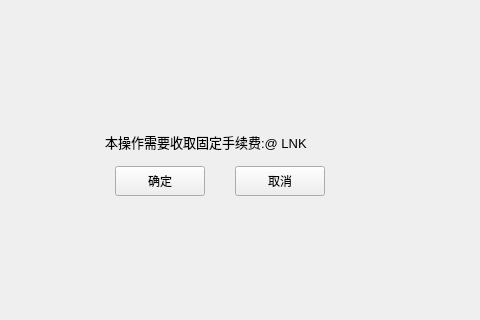
Before: the Qt Designer form depositpage/FeeChargeWidget.ui in HcashOrg/hx-indicator, drawn with Qt 5; both pictures show x 275 to 755 and y 260 to 580 of the 960 by 580 pixel window.
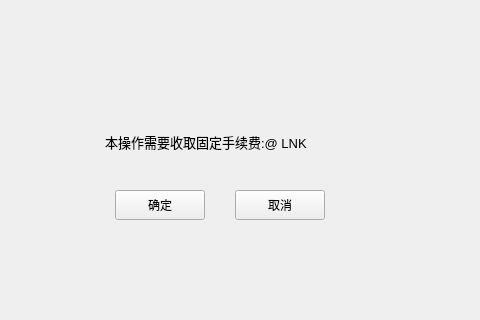
After: the same form once the commit is applied.

The edit to the form file:
```diff
--- a/depositpage/FeeChargeWidget.ui
+++ b/depositpage/FeeChargeWidget.ui
@@ -65,7 +65,7 @@
    <property name="geometry">
     <rect>
      <x>390</x>
-     <y>426</y>
+     <y>450</y>
      <width>90</width>
      <height>30</height>
     </rect>
@@ -78,7 +78,7 @@
    <property name="geometry">
     <rect>
      <x>510</x>
-     <y>426</y>
+     <y>450</y>
      <width>90</width>
      <height>30</height>
     </rect>
@@ -100,6 +100,25 @@
     <string>...</string>
    </property>
   </widget>
+  <widget class="QLabel" name="label_char">
+   <property name="geometry">
+    <rect>
+     <x>380</x>
+     <y>420</y>
+     <width>271</width>
+     <height>16</height>
+    </rect>
+   </property>
+   <property name="font">
+    <font>
+     <family>Microsoft JhengHei UI</family>
+     <pointsize>10</pointsize>
+    </font>
+   </property>
+   <property name="text">
+    <string/>
+   </property>
+  </widget>
  </widget>
  <resources/>
  <connections/>
```
